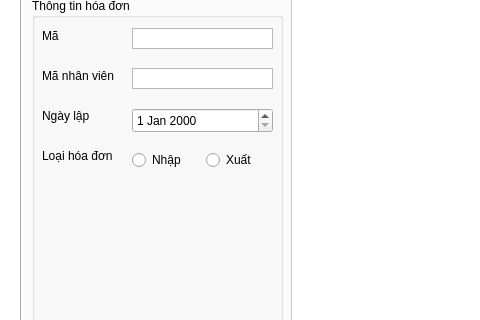
First picture: the form in src/view/mainwindow.ui, repository VinhNguyenD23/facilitiesManagement, before the edit; both pictures show x 0 to 480 and y 108 to 428 of the 1150 by 670 pixel window.
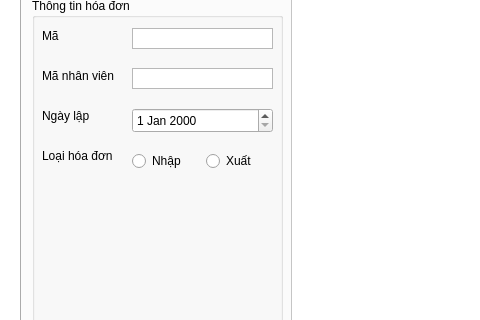
Second picture: the form after the edit. The open tabs and pages were chosen to show the change.

```diff
--- a/src/view/mainwindow.ui
+++ b/src/view/mainwindow.ui
@@ -883,7 +883,7 @@
            <x>100</x>
            <y>150</y>
            <width>141</width>
-           <height>24</height>
+           <height>26</height>
           </rect>
          </property>
          <layout class="QHBoxLayout" name="horizontalLayout_5">
```
Left out of the diff: 6 changed lines with no effect on the pictures.
